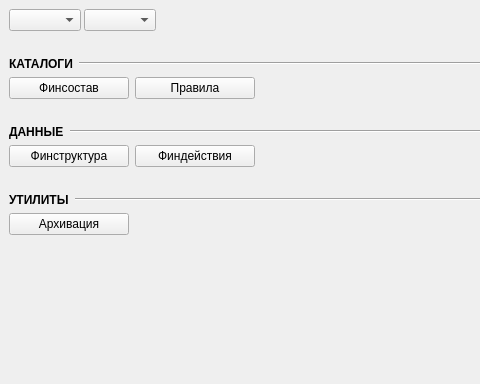
Above: ui/forms/form_main.ui from e-vladimir/finmanager before the change; both pictures show x 0 to 480 and y 0 to 384 of the 800 by 480 pixel window. Below: the same form after it.
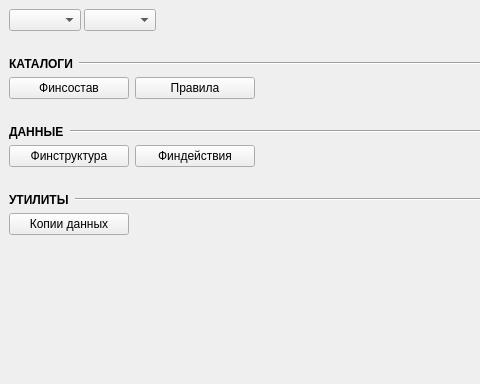
That is the form after the change.

The edit to the form file:
```diff
--- a/ui/forms/form_main.ui
+++ b/ui/forms/form_main.ui
@@ -269,7 +269,7 @@
          </size>
         </property>
         <property name="text">
-         <string>Архивация</string>
+         <string>Копии данных</string>
         </property>
        </widget>
       </item>
```
